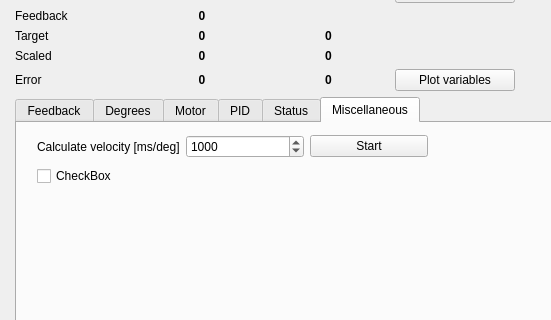
Before: the Qt Designer form jrk/usbjrkdialog.ui in poes-weather/Sensor-Benchmark, drawn with Qt 5; both pictures show x 0 to 551 and y 98 to 418 of the 1247 by 762 pixel window.
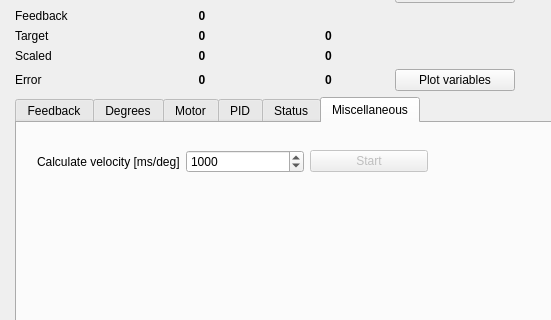
After: the same form once the commit is applied. The open tabs and pages were chosen to show the change.

What changed in the file:
```diff
--- a/jrk/usbjrkdialog.ui
+++ b/jrk/usbjrkdialog.ui
@@ -18,7 +18,7 @@
     <rect>
      <x>10</x>
      <y>10</y>
-     <width>1007</width>
+     <width>631</width>
      <height>721</height>
     </rect>
    </property>
@@ -1455,18 +1455,14 @@
          </item>
          <item row="0" column="2">
           <widget class="QPushButton" name="velocityBtn">
+           <property name="enabled">
+            <bool>false</bool>
+           </property>
            <property name="text">
             <string>Start</string>
            </property>
           </widget>
          </item>
-         <item row="1" column="0">
-          <widget class="QCheckBox" name="checkBox">
-           <property name="text">
-            <string>CheckBox</string>
-           </property>
-          </widget>
-         </item>
         </layout>
        </widget>
       </widget>
```
Left out of the diff: 14 changed lines with no effect on the pictures.
